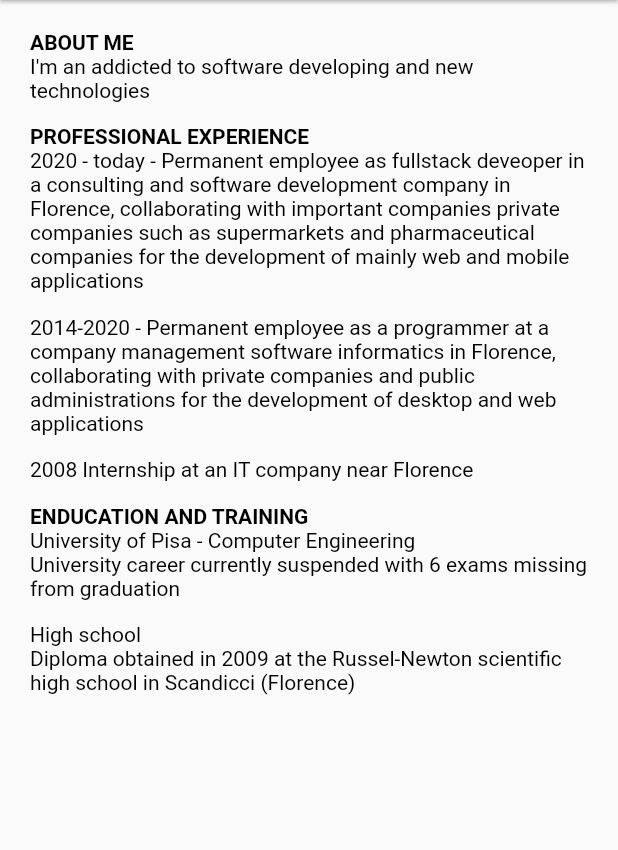
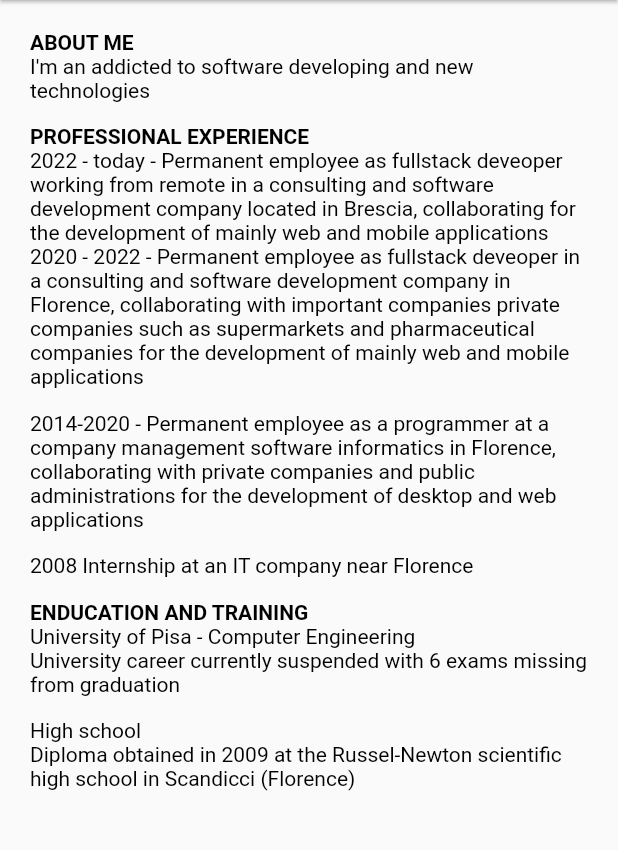
Before and after one commit to mceck/stupid-ios, a Flutter app: the screen it shows after launch, item 2 of the bottom bar chosen, on a phone screen of 412 x 824 dp, the part 84-934 px from its top. Run offline on Flutter 3.47's test engine with Material 2 defaults, Android fonts, the phone set to English and light mode, and no system bars; our stand-ins replace flutter_highlight.

Commit message:
update curriculum and skills

```diff
--- a/lib/screens/curriculum/Curriculum.dart
+++ b/lib/screens/curriculum/Curriculum.dart
@@ -54,7 +54,11 @@ class _CurriculumState extends State<Curriculum> {
                   TextStyle(color: Colors.black, fontWeight: FontWeight.bold),
             ),
             Text(
-              '2020 - today - Permanent employee as fullstack deveoper in a consulting and software development company in Florence, collaborating with important companies private companies such as supermarkets and pharmaceutical companies for the development of mainly web and mobile applications',
+              '2022 - today - Permanent employee as fullstack deveoper working from remote in a consulting and software development company located in Brescia, collaborating for the development of mainly web and mobile applications',
+              style: TextStyle(color: Colors.black),
+            ),
+            Text(
+              '2020 - 2022 - Permanent employee as fullstack deveoper in a consulting and software development company in Florence, collaborating with important companies private companies such as supermarkets and pharmaceutical companies for the development of mainly web and mobile applications',
               style: TextStyle(color: Colors.black),
             ),
             SizedBox(height: 15),
```
Also changed, not shown: lib/screens/home/models/folder.dart (+4 -4 lines).
